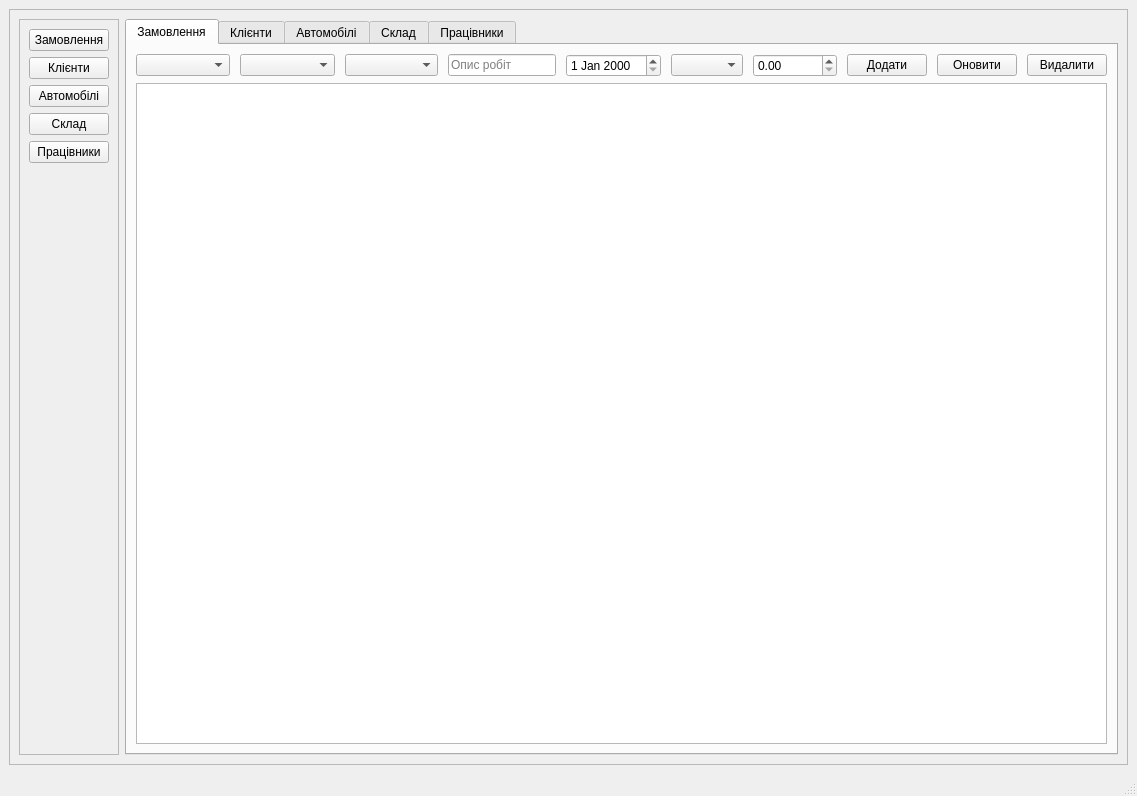
Before: the Qt Designer form mainwindow.ui in FL0PP1K/MyQTProject, drawn with Qt 5.
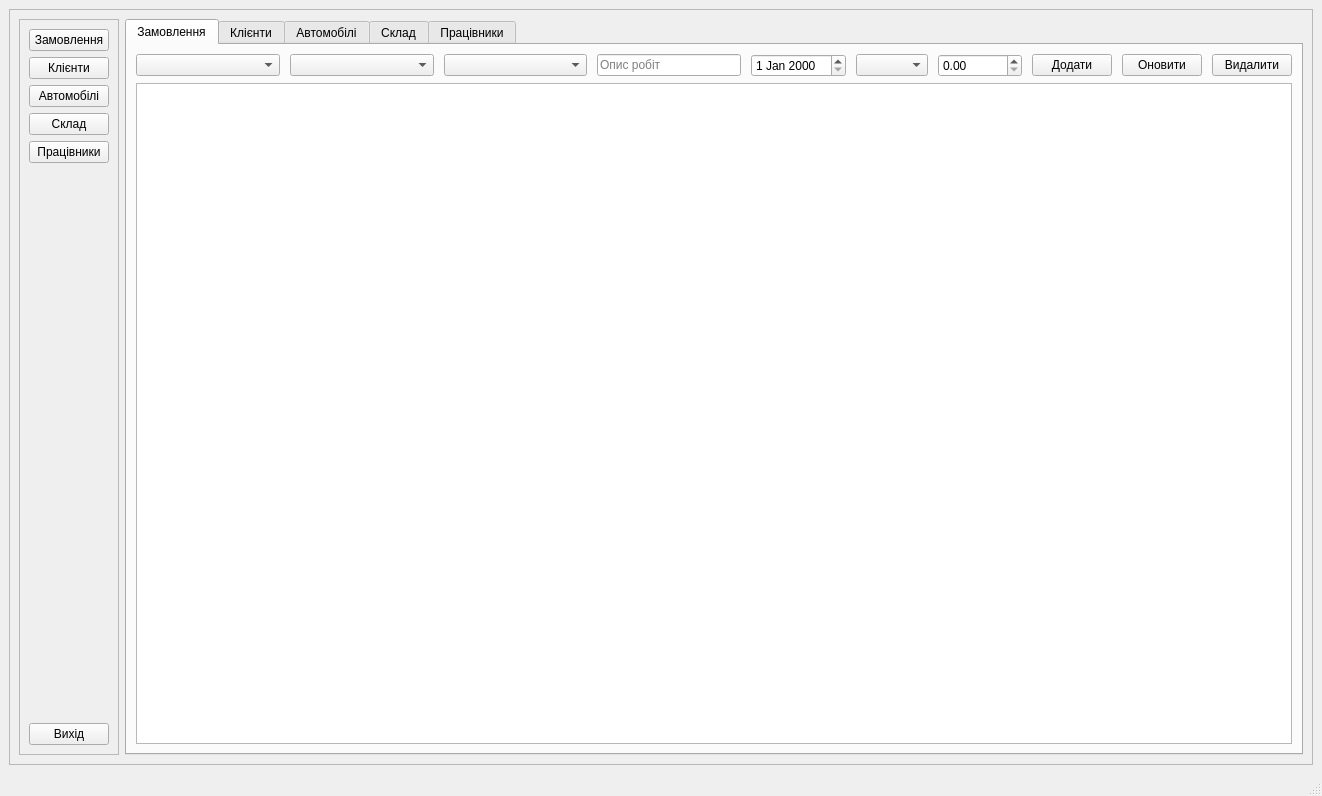
After: the same form once the commit is applied. Icons and pictures are not drawn.

```diff
--- a/mainwindow.ui
+++ b/mainwindow.ui
@@ -6,7 +6,7 @@
    <rect>
     <x>0</x>
     <y>0</y>
-    <width>1137</width>
+    <width>1322</width>
     <height>796</height>
    </rect>
   </property>
@@ -339,6 +339,13 @@
             </property>
            </spacer>
           </item>
+          <item>
+           <widget class="QPushButton" name="exitButton">
+            <property name="text">
+             <string>Вихід</string>
+            </property>
+           </widget>
+          </item>
          </layout>
         </widget>
        </item>
```
Left out of the diff: 62 changed lines with no effect on the pictures.
